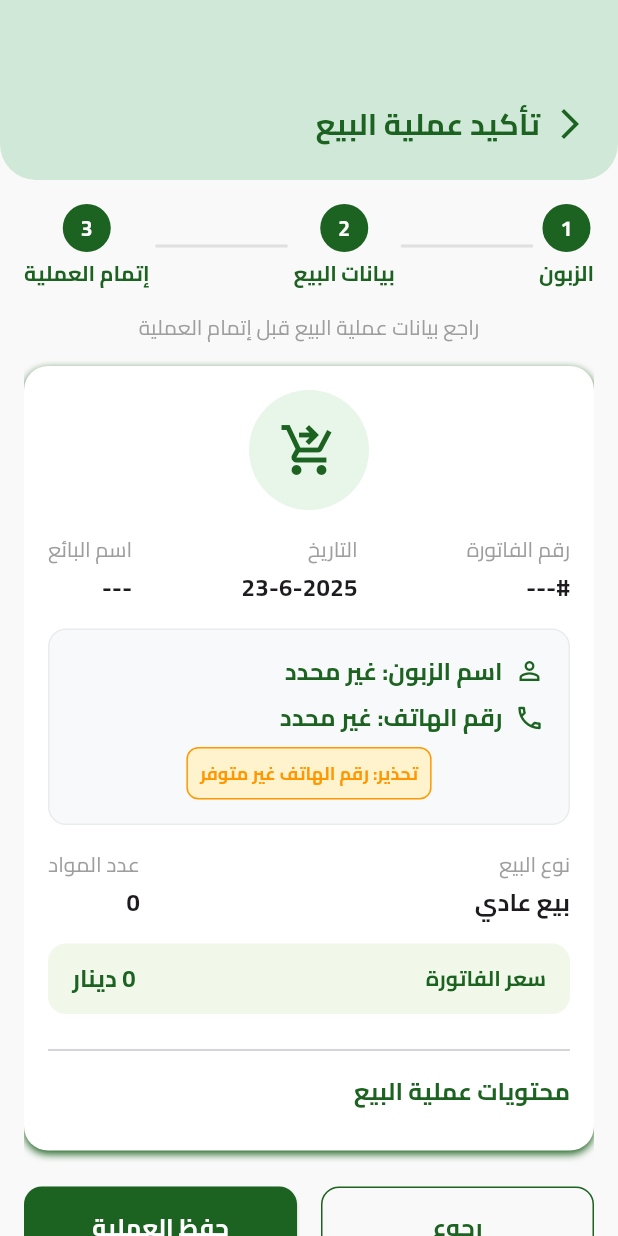
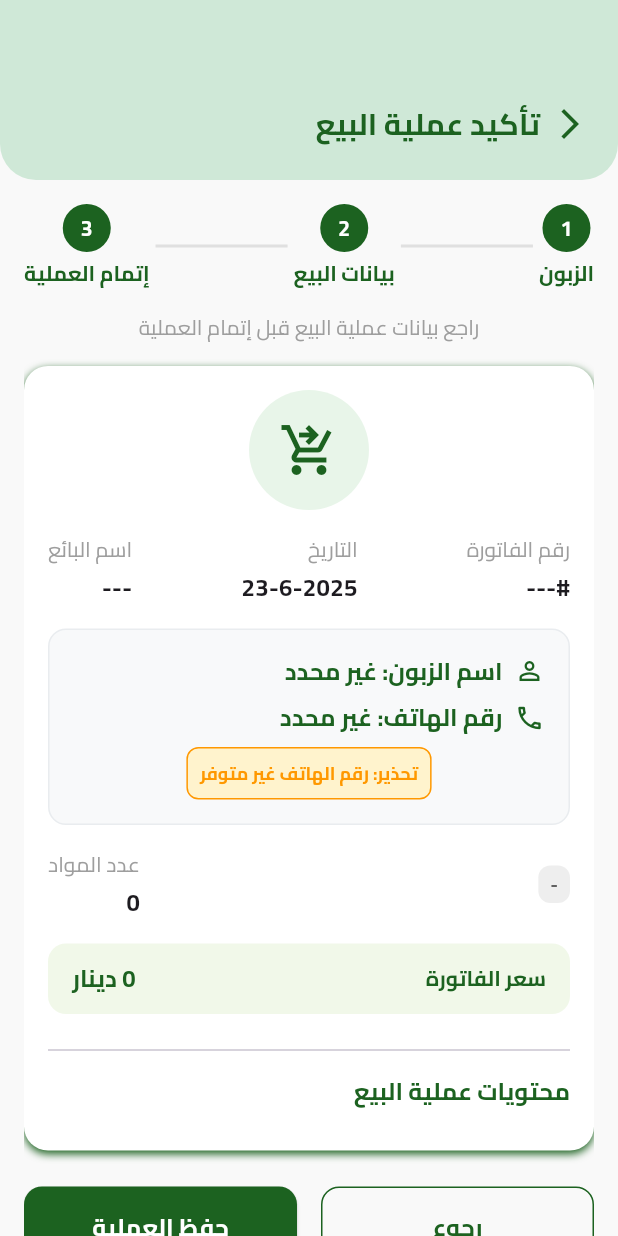
Before and after one commit to morad3ayada/thamarat, a Flutter app: the ConfirmSellPage screen opened directly with empty values, on a phone screen of 412 x 824 dp. Run offline on Flutter 3.47's test engine with Material 3 defaults, Android fonts, the phone set to English and light mode, and no system bars; our stand-ins replace dio, equatable, flutter_bloc, flutter_secure_storage, get_it, shared_preferences; accounts and stored records are empty.

Commit message:
تمام كده

```diff
--- a/lib/presentation/screens/sell/confirm_sell_page.dart
+++ b/lib/presentation/screens/sell/confirm_sell_page.dart
@@ -41,11 +41,16 @@ class ConfirmSellPage extends StatelessWidget {
     // استخدام رقم الفاتورة كما يأتي من السيرفر
     final String displayInvoiceNumber = invoiceNumber?.toString() ?? '---';
 
-    String getSellTypeText() {
-      if (sellType.toLowerCase().contains('كوتره') || sellType.toLowerCase().contains('quota')) {
+    // تحديد نوع البيع حسب نوع المواد
+    String getAutoSellTypeText() {
+      if (materials.isNotEmpty && materials.every((m) => m is sell_models.SpoiledMaterialModel)) {
         return 'بيع بالكوترة';
+      } else if (materials.isNotEmpty && materials.every((m) => m is sell_models.MaterialModel)) {
+        return 'بيع عادي';
+      } else if (materials.isEmpty) {
+        return '-';
       } else {
-        return 'بيع عادي';
+        return 'متنوع';
       }
     }
 
@@ -315,7 +320,30 @@ class ConfirmSellPage extends StatelessWidget {
                             Row(
                               mainAxisAlignment: MainAxisAlignment.spaceBetween,
                               children: [
-                                _buildInfoColumn('نوع البيع', getSellTypeText()),
+                                // نوع البيع مع لون مميز
+                                Container(
+                                  padding: const EdgeInsets.symmetric(horizontal: 8, vertical: 4),
+                                  decoration: BoxDecoration(
+                                    color: getAutoSellTypeText() == 'بيع بالكوترة'
+                                        ? Colors.orange[50]
+                                        : getAutoSellTypeText() == 'بيع عادي'
+                                            ? Colors.green[50]
+                                            : Colors.grey[200],
+                                    borderRadius: BorderRadius.circular(8),
+                                  ),
+                                  child: Text(
+                                    getAutoSellTypeText(),
+                                    style: TextStyle(
+                                      fontSize: 12,
+                                      color: getAutoSellTypeText() == 'بيع بالكوترة'
+                                          ? Colors.orange[800]
+                                          : getAutoSellTypeText() == 'بيع عادي'
+                                              ? Color.fromARGB(255, 28, 98, 32)
+                                              : Colors.grey[700],
+                                      fontWeight: FontWeight.bold,
+                                    ),
+                                  ),
+                                ),
                                 _buildInfoColumn('عدد المواد', '${materials.length}'),
                               ],
                             ),
@@ -578,6 +606,22 @@ class ConfirmSellPage extends StatelessWidget {
                   ),
                 ),
               ),
+              // نوع البيع بجانب اسم المادة
+              Container(
+                padding: const EdgeInsets.symmetric(horizontal: 8, vertical: 4),
+                decoration: BoxDecoration(
+                  color: material is sell_models.SpoiledMaterialModel ? Colors.orange[50] : Colors.green[50],
+                  borderRadius: BorderRadius.circular(8),
+                ),
+                child: Text(
+                  material is sell_models.SpoiledMaterialModel ? 'بيع بالكوترة' : 'بيع عادي',
+                  style: TextStyle(
+                    fontSize: 12,
+                    color: material is sell_models.SpoiledMaterialModel ? Colors.orange[800] : Color.fromARGB(255, 28, 98, 32),
+                    fontWeight: FontWeight.bold,
+                  ),
+                ),
+              ),
             ],
           ),
           const SizedBox(height: 12),
--- a/lib/presentation/screens/sell/sell_details_page.dart
+++ b/lib/presentation/screens/sell/sell_details_page.dart
@@ -1043,14 +1043,14 @@ class _SellDetailsPageState extends State<SellDetailsPage> {
               Container(
                 padding: const EdgeInsets.symmetric(horizontal: 8, vertical: 4),
                 decoration: BoxDecoration(
-                  color: isRate ? Colors.orange[50] : Colors.green[50],
+                  color: saleType == 'بيع بالكوترة' ? Colors.orange[50] : Colors.green[50],
                   borderRadius: BorderRadius.circular(8),
                 ),
                 child: Text(
                   saleType,
                   style: TextStyle(
                     fontSize: 12,
-                    color: isRate ? Colors.orange[800] : Color.fromARGB(255, 28, 98, 32),
+                    color: saleType == 'بيع بالكوترة' ? Colors.orange[800] : Color.fromARGB(255, 28, 98, 32),
                     fontWeight: FontWeight.bold,
                   ),
                 ),
```
